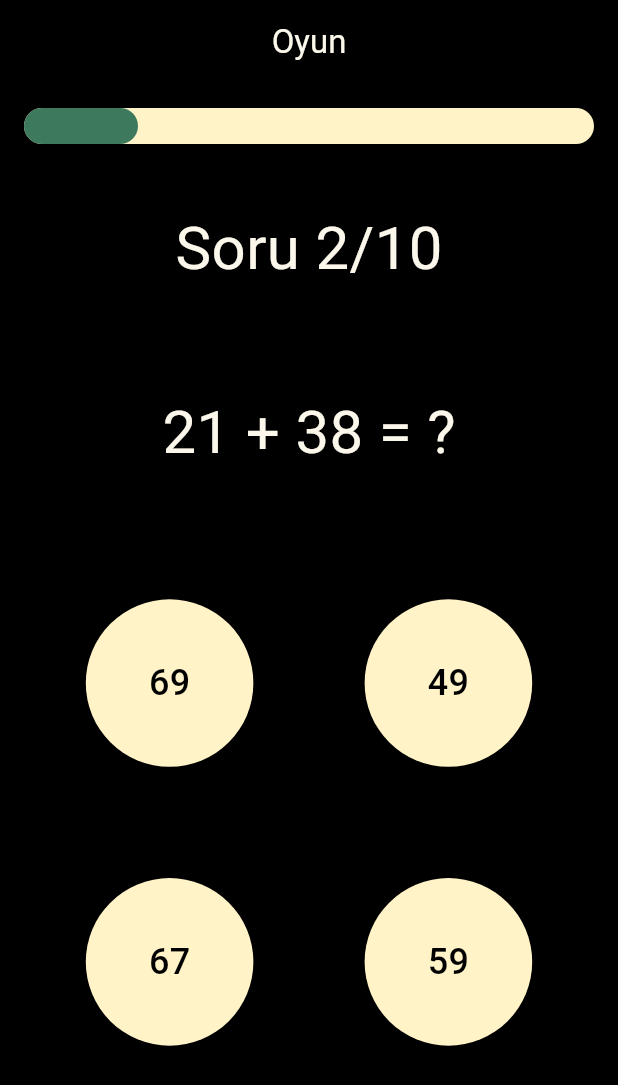
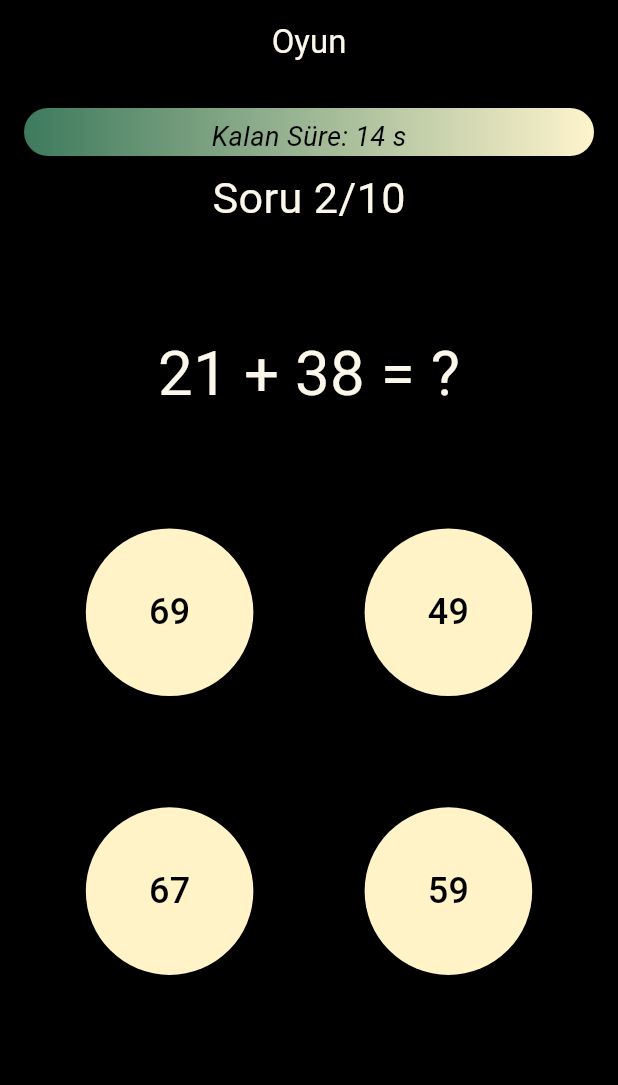
Before and after one commit to Metehan-DER/Matematik_Game, a Flutter app: the GamePage screen opened directly, after a tap on an icon or button, on a phone screen of 412 x 824 dp. Shown: the top 1085 px of the screen. Run offline on Flutter 3.47's test engine with Material 2 defaults, Android fonts, the phone set to English and light mode, and no system bars; our stand-ins replace audioplayers, confetti, font_awesome_flutter, google_fonts, image_picker, shared_preferences; accounts and stored records are empty.

Commit message:
Second commit

```diff
--- a/lib/GamePage.dart
+++ b/lib/GamePage.dart
@@ -1,6 +1,7 @@
 import 'package:flutter/material.dart';
 import 'package:confetti/confetti.dart';
 import 'package:audioplayers/audioplayers.dart';
+import 'dart:async';
 import 'dart:math';
 import 'HomePage.dart';
 import 'Renkler&Temalar.dart';
@@ -35,12 +36,63 @@ class _GamePageState extends State<GamePage> {
   String lowScoreSound = 'low.wav';
   String mediumScoreSound = 'medium.mp3';
   String highScoreSound = 'succses.wav';
-
+  late int totalTime;
+  late Timer timer;
 
   @override
   void initState() {
     super.initState();
+    totalTime = getTimeForLevel(widget.level);
     generateQuestion(widget.x1, widget.x2);
+    startTimer();
+  }
+
+
+  void startTimer() {
+    timer = Timer.periodic(Duration(seconds: 1), (Timer t) {
+      setState(() {
+        if (totalTime > 0) {
+          totalTime--;
+        } else {
+          handleTimeUp();
+        }
+      });
+    });
+  }
+
+  void handleTimeUp() {
+    timer.cancel();
+    setState(() {
+      questionCount++;
+      if (questionCount < 10) {
+        generateQuestion(widget.x1, widget.x2);
+        totalTime = getTimeForLevel(widget.level);
+        startTimer();
+      } else {
+        gameOver = true;
+        confettiController.play();
+        if (score < 50) {
+          audioPlayer.play(AssetSource(lowScoreSound));
+        } else if (score < 80) {
+          audioPlayer.play(AssetSource(mediumScoreSound));
+        } else {
+          audioPlayer.play(AssetSource(highScoreSound));
+        }
+      }
+    });
+  }
+
+  int getTimeForLevel(String level) {
+    switch (level) {
+      case 'Kolay':
+        return 15;
+      case 'Orta':
+        return 10;
+      case 'Zor':
+        return 5;
+      default:
+        return 10;
+    }
   }
 
   void generateQuestion(int x1, int x2) {
@@ -88,44 +140,46 @@ class _GamePageState extends State<GamePage> {
     if (selectedAnswer == correctAnswer) {
       setState(() {
         score += 10;
-        questionCount++;
-
-        if (questionCount < 10) {
-          generateQuestion(widget.x1, widget.x2);
-        } else {
-          gameOver = true;
-          // Oyun bittiğinde konfeti patlaması ve müzik çalması
-          confettiController.play();
-          // Skorunuza göre uygun sesi çal
-          if (score < 50) {
-            audioPlayer.play(AssetSource(lowScoreSound));
-          } else if (score < 80) {
-            audioPlayer.play(AssetSource(mediumScoreSound));
-          } else {
-            audioPlayer.play(AssetSource(highScoreSound));
-          }
-        }
+        handleTimeUp();
       });
     } else {
       setState(() {
-        questionCount++;
-
-        if (questionCount < 10) {
-          generateQuestion(widget.x1, widget.x2);
-        } else {
-          gameOver = true;
-          // Oyun bittiğinde konfeti patlaması ve müzik çalması
-          confettiController.play();
-        }
+        handleTimeUp();
       });
     }
   }
 
+  @override
+  void dispose() {
+    timer.cancel();
+    super.dispose();
+  }
 
   @override
   Widget build(BuildContext context) {
     final Random random = Random();
     final size = MediaQuery.of(context).size;
+    double progress = totalTime / getTimeForLevel(widget.level);
+    Color startColor = AppColors.primaryColor;
+    Color endColor = AppColors.secondaryColor;
+
+    // Adjust gradient colors based on progress
+    if (progress < 0.5) {
+      startColor = Color.lerp(
+        Colors.red,
+        AppColors.secondaryColor,
+        progress * 2,
+      )!;
+      endColor = AppColors.secondaryColor;
+    } else {
+      startColor = AppColors.primaryColor;
+      endColor = Color.lerp(
+        AppColors.textColor,
+        AppColors.secondaryColor,
+        (progress - 0.5) * 2,
+      )!;
+    }
+
     return Scaffold(
       backgroundColor: AppColors.backgroundColor,
       appBar: AppBar(
@@ -145,22 +199,42 @@ class _GamePageState extends State<GamePage> {
                 Column(
                   mainAxisAlignment: MainAxisAlignment.start,
                   children: <Widget>[
-                    LinearProgressIndicator(
-                      value: (questionCount + 1) / 10,
-                      minHeight: 24,
-                      color: AppColors.primaryColor,
-                      backgroundColor: AppColors.secondaryColor,
-                      borderRadius: BorderRadius.circular(24),
+                    Stack(
+                      alignment: Alignment.bottomCenter,
+                      children: [
+                        Container(
+                          decoration: BoxDecoration(
+                            gradient: LinearGradient(
+                              colors: [startColor, endColor],
+                            ),
+                            borderRadius: BorderRadius.circular(24),
+                          ),
+                          height: 32,
+                          width: size.width,
+                        ),
+                        Positioned(
+                          bottom: 0,
+                          child: Text(
+                            textAlign: TextAlign.center,
+                            'Kalan Süre: $totalTime s',
+                            style: TextStyle(
+                              fontStyle: FontStyle.italic,
+                              fontSize: 18,
+                              color: AppColors.backgroundColor,
+                            ),
+                          ),
+                        ),
+                      ],
                     ),
-                    SizedBox(height: size.height * 0.05),
+                    SizedBox(height: size.height * 0.01),
                     Text('Soru ${questionCount + 1}/10',
                         style: TextStyle(
-                            fontSize: 40, color: AppColors.textColor)),
+                            fontSize: size.width * 0.07, color: AppColors.textColor)),
                     SizedBox(height: size.height * 0.08),
                     Text('$firstNumber ${widget.operation} $secondNumber = ?',
                         style: TextStyle(
-                            fontSize: 40, color: AppColors.textColor)),
-                    SizedBox(height: size.height * 0.05),
+                            fontSize: size.width * 0.10, color: AppColors.textColor)),
+                    SizedBox(height: size.height * 0.04),
                     GridView.count(
                       crossAxisCount: 2,
                       shrinkWrap: true,
@@ -199,7 +273,6 @@ class _GamePageState extends State<GamePage> {
                     SizedBox(
                       height: size.height * 0.08,
                     ),
-                    // Konfeti patlaması
                     Align(
                       alignment: Alignment.centerRight,
                       child: ConfettiWidget(
@@ -209,7 +282,9 @@ class _GamePageState extends State<GamePage> {
                         numberOfParticles: 20,
                       ),
                     ),
-                    SizedBox(height: 40,),
+                    SizedBox(
+                      height: 40,
+                    ),
                     Text('Oyun Bitti!',
                         style: TextStyle(
                             fontSize: 40, color: AppColors.textColor)),
@@ -219,7 +294,6 @@ class _GamePageState extends State<GamePage> {
                     SizedBox(
                       height: size.height * 0.2,
                     ),
-
                     TextButton(
                       onPressed: () {
                         audioPlayer.stop();
@@ -227,7 +301,6 @@ class _GamePageState extends State<GamePage> {
                           context,
                           MaterialPageRoute(builder: (context) => homePage()),
                         );
-
                       },
                       style: ElevatedButton.styleFrom(
                         primary: AppColors.primaryColor,
--- a/lib/HomePage.dart
+++ b/lib/HomePage.dart
@@ -16,26 +16,12 @@ class homePage extends StatelessWidget {
       backgroundColor: AppColors.backgroundColor,
       appBar: AppBar(
         backgroundColor: AppColors.backgroundColor,
-        elevation: 10,
         leading: Image.asset('assets/logo.png'), // Burada yeni logoyu ekliyoruz
+        centerTitle: true,
         title: Text(
           "MATEMATİK",
           style: TextStyle(color: AppColors.textColor),
         ),
-        actions: [
-          IconButton(
-            onPressed: () {
-              Navigator.push(
-                context,
-                MaterialPageRoute(builder: (context) => settingsPage()), // SecondPage burada yönlendirilecek sayfanın adı olmalı
-              );
-            },
-            icon: Icon(
-              Icons.settings,
-              color: AppColors.textColor,
-            ),
-          )
-        ],
       ),
       body: Center(
         child: Row(
@@ -93,7 +79,12 @@ class homePage extends StatelessWidget {
                 ), // New Game Butonu
                 SizedBox(height: 20),
                 InkWell(
-                  onTap: () {},
+                  onTap: () {
+                    Navigator.push(
+                      context,
+                      MaterialPageRoute(builder: (context) => settingsPage()), // SecondPage burada yönlendirilecek sayfanın adı olmalı
+                    );
+                  },
                   child: Container(
                     width: size.width * 0.4,
                     height: size.height * 0.2,
@@ -114,7 +105,7 @@ class homePage extends StatelessWidget {
                             padding: const EdgeInsets.all(
                                 8.0), // İkonun içindeki boşluk
                             child: Icon(
-                              CupertinoIcons.shuffle,
+                              CupertinoIcons.settings,
                               color: AppColors.textColor,
                               size: size.width * 0.15,
                             ),
@@ -122,7 +113,7 @@ class homePage extends StatelessWidget {
                         ),
                         SizedBox(height: 20),
                         Text(
-                          "Random Game",
+                          "Settings",
                           style: TextStyle(
                             fontSize: size.width * 0.05,
                             color: AppColors.textColor,
--- a/lib/NewGamePage.dart
+++ b/lib/NewGamePage.dart
@@ -147,7 +147,7 @@ class _newGamePageState extends State<newGamePage> {
                                       MaterialPageRoute(
                                           builder: (context) => GamePage(
                                               operation: "+",
-                                              level: "Basit",
+                                              level: "Kolay",
                                               x1: 100,
                                               x2: 100)), // SecondPage burada yönlendirilecek sayfanın adı olmalı
                                     );
@@ -266,7 +266,7 @@ class _newGamePageState extends State<newGamePage> {
                                       MaterialPageRoute(
                                           builder: (context) => GamePage(
                                               operation: "*",
-                                              level: "Basit",
+                                              level: "Kolay",
                                               x1: 10,
                                               x2: 10)), // SecondPage burada yönlendirilecek sayfanın adı olmalı
                                     );
@@ -391,7 +391,7 @@ class _newGamePageState extends State<newGamePage> {
                                       MaterialPageRoute(
                                           builder: (context) => GamePage(
                                               operation: "-",
-                                              level: "Basit",
+                                              level: "Kolay",
                                               x1: 100,
                                               x2: 99)), // SecondPage burada yönlendirilecek sayfanın adı olmalı
                                     );
@@ -488,7 +488,7 @@ class _newGamePageState extends State<newGamePage> {
                                   "BÖLME",
                                   style: TextStyle(
                                     fontSize: size.width * 0.05,
-                                    color: AppColors.backgroundColor,
+                                    color: AppColors.textColor,
                                   ),
                                 ),
                               ],
@@ -511,7 +511,7 @@ class _newGamePageState extends State<newGamePage> {
                                       MaterialPageRoute(
                                           builder: (context) => GamePage(
                                               operation: "/",
-                                              level: "Basit",
+                                              level: "Kolay",
                                               x1: 100,
                                               x2: 10)), // SecondPage burada yönlendirilecek sayfanın adı olmalı
                                     );
@@ -555,7 +555,7 @@ class _newGamePageState extends State<newGamePage> {
                                       MaterialPageRoute(
                                           builder: (context) => GamePage(
                                               operation: "/",
-                                              level: "Basit",
+                                              level: "Kolay",
                                               x1: 10000,
                                               x2: 1000)), // SecondPage burada yönlendirilecek sayfanın adı olmalı
                                     );
```
